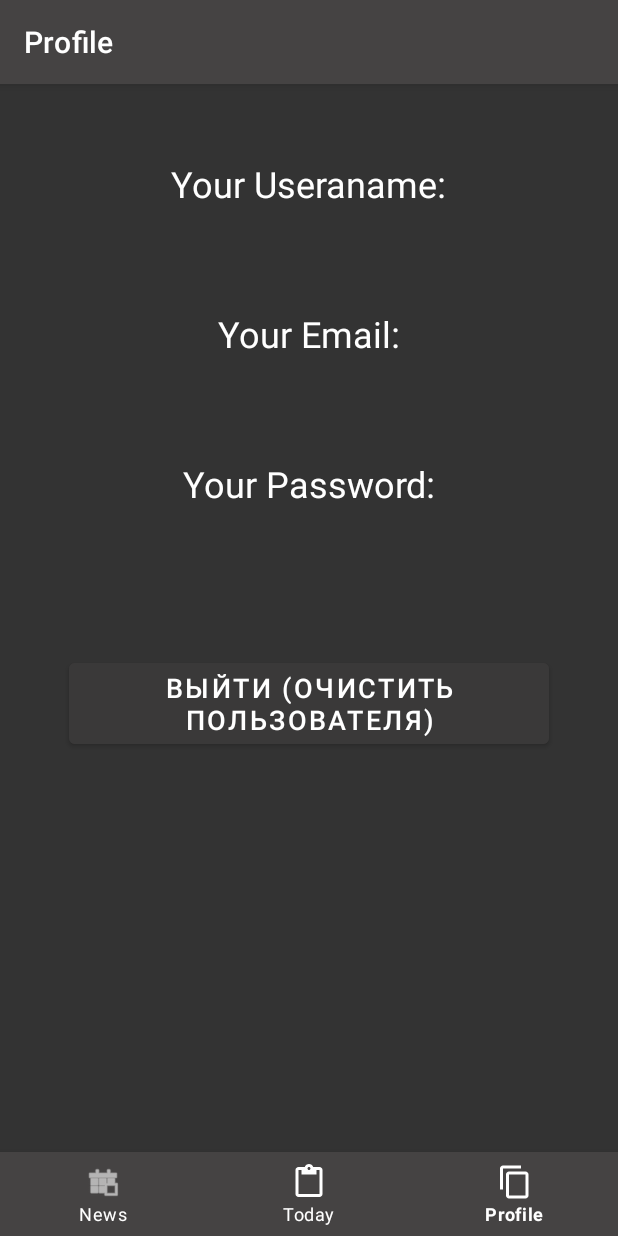
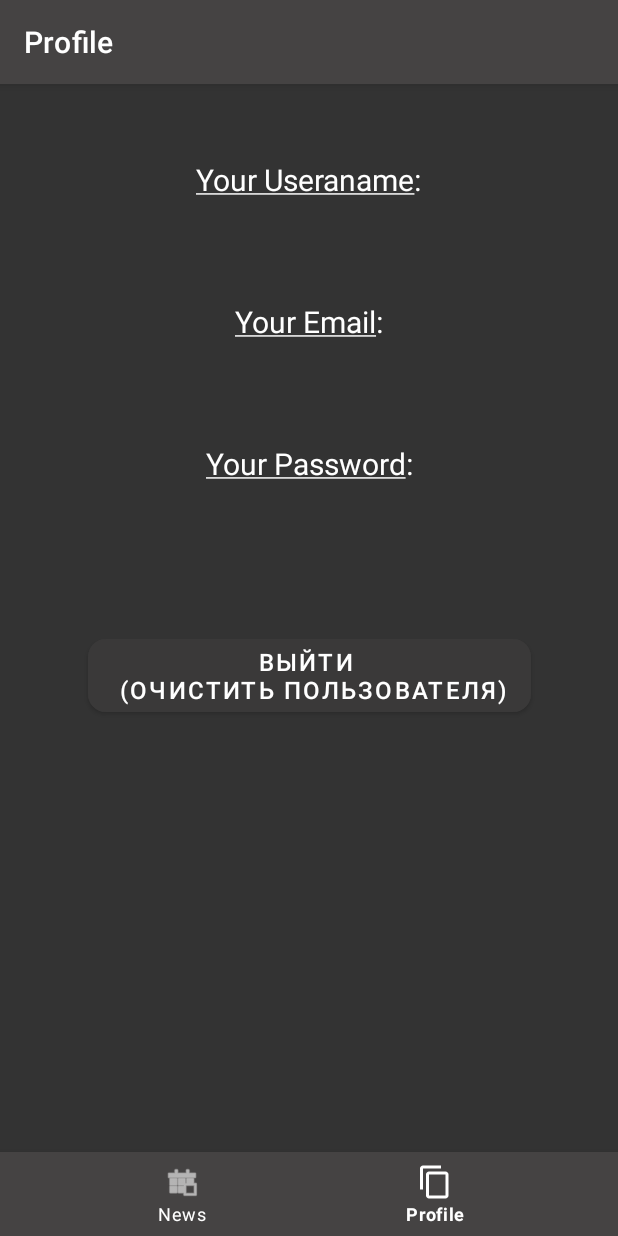
Before and after one commit to SklRV/MyNewsApp, an Android app: the NotificationsFragment screen opened through its navigation route, on a phone screen of 412 x 824 dp. Run offline under Robolectric (Android 15) with nearby library versions, the phone set to English and light mode, and no system bars; our stand-ins replace RxJava, navigation-ui; network calls fail.

Commit message:
Косметические правки: - BottomNavBar 2 страницы - Порядок в коде лучше - Дизайн подправлен на более приятный

```diff
--- a/app/src/main/java/com/example/mynewsapp/NewsApp.kt
+++ b/app/src/main/java/com/example/mynewsapp/NewsApp.kt
@@ -21,7 +21,7 @@ class NewsApp : AppCompatActivity() {
         val navController = findNavController(R.id.nav_host_fragment_activity_news_app)
         val appBarConfiguration = AppBarConfiguration(
             setOf(
-                R.id.navigation_home, R.id.navigation_dashboard, R.id.navigation_notifications
+                R.id.navigation_home, R.id.navigation_notifications
             )
         )
         setupActionBarWithNavController(navController, appBarConfiguration)
--- a/app/src/main/java/com/example/mynewsapp/ui/dashboard/DashboardFragment.kt
+++ /dev/null
@@ -1,6 +0,0 @@
-package com.example.mynewsapp.ui.dashboard
-
-import androidx.fragment.app.Fragment
-import com.example.mynewsapp.R
-
-class DashboardFragment : Fragment(R.layout.fragment_dashboard)
--- a/app/src/main/java/com/example/mynewsapp/ui/notifications/NotificationsFragment.kt
+++ b/app/src/main/java/com/example/mynewsapp/ui/notifications/NotificationsFragment.kt
@@ -6,7 +6,6 @@ import android.os.Bundle
 import android.view.LayoutInflater
 import android.view.View
 import android.view.ViewGroup
-import android.widget.Toast
 import androidx.fragment.app.Fragment
 import androidx.navigation.Navigation
 import com.example.mynewsapp.R
@@ -33,9 +32,8 @@ class NotificationsFragment : Fragment() {
 
         binding.buttonClear.setOnClickListener{
             clear()
-            Navigation.findNavController(it).navigate(R.id.action_navigation_notifications_to_loginFragment)
+            Navigation.findNavController(it).navigate(R.id.action_navigation_notifications_to_mainActivity)
         }
-
         return binding.root
     }
 
--- a/app/src/main/res/layout/fragment_home.xml
+++ b/app/src/main/res/layout/fragment_home.xml
@@ -15,10 +15,10 @@
         android:layout_marginStart="35dp"
         android:layout_marginTop="30dp"
         android:layout_marginBottom="10dp"
-        android:layout_weight="1"
         android:hint="@string/text_search"
+        android:inputType="text"
         android:maxLength="20"
-        android:maxLines="1"
+        android:singleLine="true"
         android:textColor="@color/textColor"
         android:textColorHint="@color/textColor"
         android:textSize="18sp"
@@ -47,5 +47,4 @@
         app:layoutManager="LinearLayoutManager"
         tools:context=".ui.home.HomeFragment"
         tools:listitem="@layout/list_item_news" />
-
 </androidx.constraintlayout.widget.ConstraintLayout>
--- a/app/src/main/res/layout/fragment_notifications.xml
+++ b/app/src/main/res/layout/fragment_notifications.xml
@@ -9,87 +9,59 @@
 
     <TextView
         android:id="@+id/itUseraname"
-        android:layout_width="wrap_content"
-        android:layout_height="wrap_content"
+        style="@style/NotificationsText"
         android:layout_marginTop="50dp"
         android:text="@string/your_useraname"
-        android:textColor="@color/white"
-        android:textSize="24sp"
         app:layout_constraintEnd_toEndOf="parent"
         app:layout_constraintStart_toStartOf="parent"
         app:layout_constraintTop_toTopOf="parent" />
 
     <TextView
         android:id="@+id/yourUseraname"
-        android:layout_width="wrap_content"
-        android:layout_height="wrap_content"
-        android:layout_marginTop="20dp"
-        android:text="@string/your_xxx"
-        android:textColor="@color/teal_700"
-        android:textStyle="bold|italic"
-        android:textSize="20sp"
+        style="@style/NotificationsUserText"
         app:layout_constraintEnd_toEndOf="parent"
         app:layout_constraintStart_toStartOf="parent"
         app:layout_constraintTop_toBottomOf="@+id/itUseraname" />
 
     <TextView
         android:id="@+id/itEmail"
-        android:layout_width="wrap_content"
-        android:layout_height="wrap_content"
-        android:layout_marginTop="20dp"
+        style="@style/NotificationsText"
         android:text="@string/your_email"
-        android:textColor="@color/white"
-        android:textSize="24sp"
         app:layout_constraintEnd_toEndOf="parent"
         app:layout_constraintStart_toStartOf="parent"
         app:layout_constraintTop_toBottomOf="@+id/yourUseraname" />
 
     <TextView
         android:id="@+id/yourEmail"
-        android:layout_width="wrap_content"
-        android:layout_height="wrap_content"
-        android:layout_marginTop="20dp"
-        android:textColor="@color/teal_700"
-        android:textStyle="bold|italic"
-        android:textSize="20sp"
-        android:text="@string/your_xxx"
+        style="@style/NotificationsUserText"
         app:layout_constraintEnd_toEndOf="parent"
         app:layout_constraintStart_toStartOf="parent"
         app:layout_constraintTop_toBottomOf="@+id/itEmail" />
 
     <TextView
         android:id="@+id/itPassword"
-        android:layout_width="wrap_content"
-        android:layout_height="wrap_content"
-        android:layout_marginTop="20dp"
+        style="@style/NotificationsText"
         android:text="@string/your_password"
-        android:textColor="@color/white"
-        android:textSize="24sp"
         app:layout_constraintEnd_toEndOf="parent"
         app:layout_constraintStart_toStartOf="parent"
         app:layout_constraintTop_toBottomOf="@+id/yourEmail" />
 
     <TextView
         android:id="@+id/yourPassword"
-        android:layout_width="wrap_content"
-        android:layout_height="wrap_content"
-        android:layout_marginTop="20dp"
-        android:textColor="@color/teal_700"
-        android:textStyle="bold|italic"
-        android:textSize="20sp"
-        android:text="@string/your_xxx"
+        style="@style/NotificationsUserText"
         app:layout_constraintEnd_toEndOf="parent"
         app:layout_constraintStart_toStartOf="parent"
         app:layout_constraintTop_toBottomOf="@+id/itPassword"/>
 
     <Button
         android:id="@+id/buttonClear"
+        style="@style/ButtonsLogonRegistration"
         android:layout_width="wrap_content"
         android:layout_height="wrap_content"
         android:layout_marginTop="50dp"
         android:text="@string/your_clear"
         android:backgroundTint="@color/background_button"
-        android:textSize="18sp"
+        android:textSize="16sp"
         app:layout_constraintEnd_toEndOf="parent"
         app:layout_constraintStart_toStartOf="parent"
         app:layout_constraintTop_toBottomOf="@+id/yourPassword" />
--- a/app/src/main/res/menu/bottom_nav_menu.xml
+++ b/app/src/main/res/menu/bottom_nav_menu.xml
@@ -7,11 +7,6 @@
         android:title="@string/title_home" />
 
     <item
-        android:id="@+id/navigation_dashboard"
-        android:icon="?attr/actionModePasteDrawable"
-        android:title="@string/title_dashboard" />
-
-    <item
         android:id="@+id/navigation_notifications"
         android:icon="?attr/actionModeCopyDrawable"
         android:title="@string/title_notifications" />
--- a/app/src/main/res/navigation/mobile_navigation.xml
+++ b/app/src/main/res/navigation/mobile_navigation.xml
@@ -16,27 +16,21 @@
     </fragment>
 
     <fragment
-        android:id="@+id/navigation_dashboard"
-        android:name="com.example.mynewsapp.ui.dashboard.DashboardFragment"
-        android:label="@string/title_dashboard"
-        tools:layout="@layout/fragment_dashboard" />
-
-    <fragment
         android:id="@+id/navigation_notifications"
         android:name="com.example.mynewsapp.ui.notifications.NotificationsFragment"
         android:label="@string/title_notifications"
         tools:layout="@layout/fragment_notifications" >
         <action
-            android:id="@+id/action_navigation_notifications_to_loginFragment"
-            app:destination="@id/loginFragment" />
+            android:id="@+id/action_navigation_notifications_to_mainActivity"
+            app:destination="@id/mainActivity" />
     </fragment>
     <fragment
         android:id="@+id/newsFragment"
         android:name="com.example.mynewsapp.news.NewsFragment"
         android:label="NewsFragment" />
-    <fragment
-        android:id="@+id/loginFragment"
-        android:name="com.example.mynewsapp.login_and_registration.LoginFragment"
-        android:label="fragment_login"
-        tools:layout="@layout/fragment_login" />
+    <activity
+        android:id="@+id/mainActivity"
+        android:name="com.example.mynewsapp.MainActivity"
+        android:label="activity_main"
+        tools:layout="@layout/activity_main" />
 </navigation>
--- a/app/src/main/res/values/strings.xml
+++ b/app/src/main/res/values/strings.xml
@@ -3,6 +3,7 @@
     <string name="title_activity_news_app">NewsApp</string>
     <!--fragment_login & fragment_registration-->
     <string name="user_log_on">Вход</string>
+    <string name="user_log_in">Войти</string>
     <string name="user_registration">Регистрация</string>
     <string name="user_login">Логин</string>
     <string name="user_email">E-mail</string>
@@ -16,12 +17,11 @@
     <string name="title_notifications">Profile</string>
     <!--fragment_dashboard & fragment_notifications-->
     <string name="text_dashboard">Meow?</string>
-    <string name="your_useraname">Your Useraname:</string>
-    <string name="your_email">Your Email:</string>
-    <string name="your_password">Your Password:</string>
+    <string name="your_useraname"><u>Your Useraname</u>:</string>
+    <string name="your_email"><u>Your Email</u>:</string>
+    <string name="your_password"><u>Your Password</u>:</string>
     <string name="your_xxx">xxx</string>
-    <string name="your_clear">Выйти (очистить пользователя)</string>
-
+    <string name="your_clear">Выйти \n (очистить пользователя)</string>
     <!--fragment_home-->
     <string name="text_search">Поиск твоих новостей!</string>
     <string name="text_search_button">Go!</string>
--- a/app/src/main/res/values/themes.xml
+++ b/app/src/main/res/values/themes.xml
@@ -2,14 +2,14 @@
     <!-- Base application theme. -->
     <style name="Theme.MyNewsApp" parent="Theme.MaterialComponents.DayNight.DarkActionBar">
         <item name="colorPrimary">@color/colorPrimary</item>
-        <item name="colorPrimaryVariant">@color/purple_700</item>
+        <item name="colorPrimaryVariant">@color/background_button</item>
         <item name="colorOnPrimary">@color/white</item>
         <item name="colorSecondary">@color/teal_200</item>
         <item name="colorSecondaryVariant">@color/teal_700</item>
         <item name="colorOnSecondary">@color/black</item>
         <item name="android:statusBarColor" tools:targetApi="l">?attr/colorPrimaryVariant</item>
     </style>
-
+    <!-- TextInputLayout -->
     <style name="TextInputLayout" parent="Widget.MaterialComponents.TextInputLayout.OutlinedBox">
         <item name="colorAccent">@color/white</item>
         <item name="boxStrokeColor">@color/white</item>
@@ -26,7 +26,6 @@
     </style>
 
     <style name="Rounded" parent="ShapeAppearance.MaterialComponents.SmallComponent">
-        <item name="colorAccent">@color/white</item>
         <item name="cornerFamily">rounded</item>
         <item name="cornerSize">12dp</item>
     </style>
@@ -35,14 +34,40 @@
         <item name="android:textStyle">bold|italic</item>
         <item name="android:textColor">@color/colorPrimary</item>
     </style>
-
+    <!-- TextInputEditText -->
     <style name="TextInputEditText" parent="Widget.MaterialComponents.TextInputLayout.OutlinedBox">
         <item name="android:textColor">@color/textColor</item>
+        <item name="android:inputType">text</item>
         <item name="android:layout_width">300dp</item>
         <item name="android:layout_height">50dp</item>
         <item name="android:textSize">16sp</item>
         <item name="android:maxLength">10</item>
         <item name="android:maxLines">1</item>
     </style>
+    <!-- Buttons Logon & Registration -->
+    <style name="ButtonsLogonRegistration">
+        <item name="android:textColor">@color/textColor</item>
+        <item name="android:layout_width">150dp</item>
+        <item name="android:layout_height">50dp</item>
+        <item name="shapeAppearance">@style/Rounded</item>
+        <item name="android:textSize">12sp</item>
+    </style>
+    <!-- Notifications -->
+    <style name="NotificationsText">
+        <item name="android:textColor">@color/textColor</item>
+        <item name="android:layout_width">wrap_content</item>
+        <item name="android:layout_height">wrap_content</item>
+        <item name="android:textSize">20sp</item>
+        <item name="android:layout_marginTop">20dp</item>
+    </style>
 
+    <style name="NotificationsUserText">
+        <item name="android:textColor">@color/teal_700</item>
+        <item name="android:text">@string/your_xxx</item>
+        <item name="android:layout_width">wrap_content</item>
+        <item name="android:layout_height">wrap_content</item>
+        <item name="android:textSize">20sp</item>
+        <item name="android:textStyle">bold|italic</item>
+        <item name="android:layout_marginTop">20dp</item>
+    </style>
 </resources>
```
Also changed, not shown: app/src/main/java/com/example/mynewsapp/login_and_registration/LoginFragment.kt (+13 -17 lines), app/src/main/java/com/example/mynewsapp/login_and_registration/RegistrationFragment.kt (+6 -6 lines), app/src/main/res/layout/fragment_dashboard.xml (deleted, +0 -20 lines), app/src/main/res/layout/fragment_login.xml (+11 -13 lines), app/src/main/res/layout/fragment_registration.xml (+11 -15 lines). Lines whose indentation alone changed are shown as unchanged.
